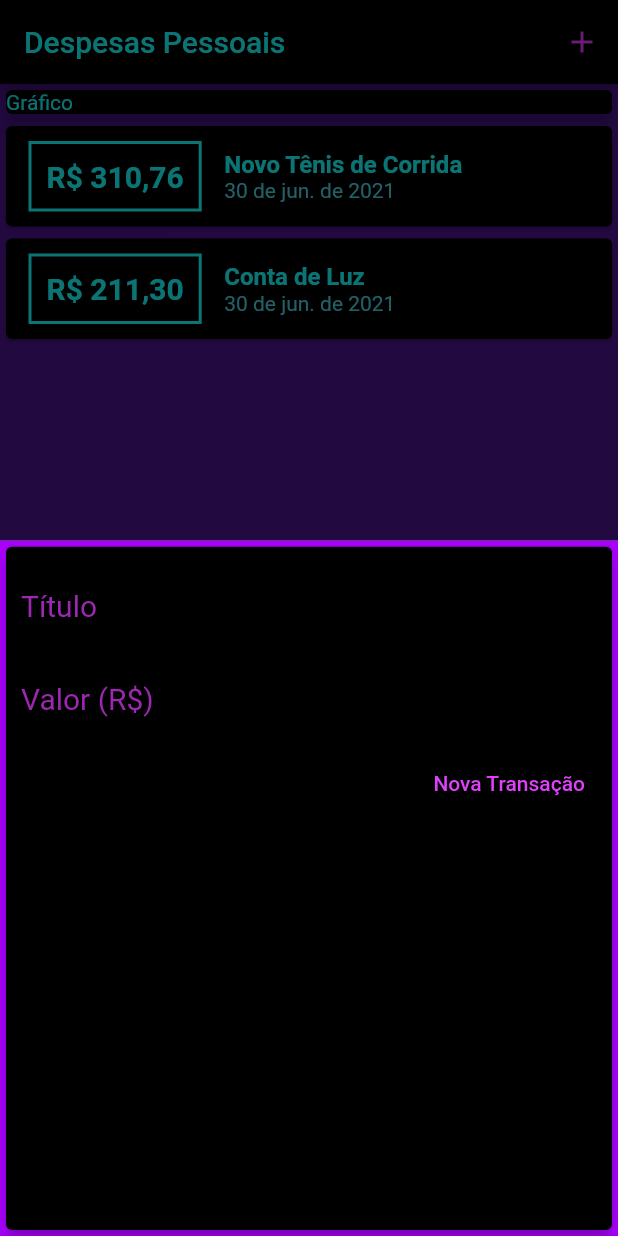
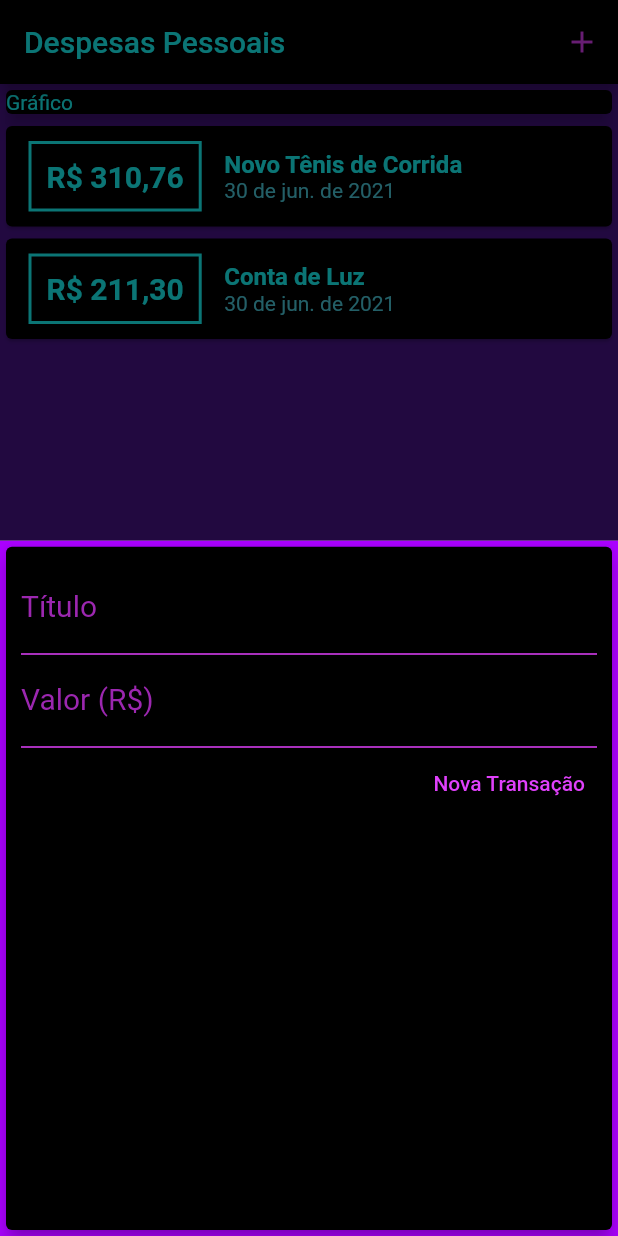
Before and after one commit to oscarbfs/Expenses_app, a Flutter app: the screen it shows after launch, after a tap on the "add" icon, on a phone screen of 412 x 824 dp. Run offline on Flutter 3.47's test engine with Material 2 defaults, Android fonts, the phone set to English and light mode, and no system bars.

Commit message:
Estilo com Theme

```diff
--- a/lib/components/transaction_form.dart
+++ b/lib/components/transaction_form.dart
@@ -43,6 +43,9 @@ class _TransactionFormState extends State<TransactionForm> {
                 decoration: InputDecoration(
                   labelText: 'Título',
                   labelStyle: TextStyle(color: Colors.purple, fontSize: 20),
+                  enabledBorder: new UnderlineInputBorder(
+                    borderSide: new BorderSide(color: Colors.purpleAccent),
+                  ),
                   focusedBorder: UnderlineInputBorder(
                     borderSide: BorderSide(color: Colors.purpleAccent),
                   ),
@@ -56,6 +59,8 @@ class _TransactionFormState extends State<TransactionForm> {
                 decoration: InputDecoration(
                   labelText: 'Valor (R\$)',
                   labelStyle: TextStyle(color: Colors.purple, fontSize: 20),
+                  enabledBorder: new UnderlineInputBorder(
+                      borderSide: new BorderSide(color: Colors.purpleAccent)),
                   focusedBorder: UnderlineInputBorder(
                     borderSide: BorderSide(color: Colors.purpleAccent),
                   ),
--- a/lib/main.dart
+++ b/lib/main.dart
@@ -12,6 +12,10 @@ class Expenses extends StatelessWidget {
   Widget build(BuildContext context) {
     return MaterialApp(
       home: MyHomePage(),
+      theme: ThemeData(
+        primaryColor: Colors.black,
+        buttonColor: Colors.purpleAccent,
+      ),
     );
   }
 }
@@ -65,13 +69,12 @@ class _MyHomePageState extends State<MyHomePage> {
   Widget build(BuildContext context) {
     return Scaffold(
       appBar: AppBar(
-        backgroundColor: Colors.black,
         title: Text('Despesas Pessoais',
             style: TextStyle(color: Colors.cyanAccent)),
         actions: [
           IconButton(
             icon: Icon(Icons.add),
-            color: Colors.purpleAccent,
+            color: Theme.of(context).buttonColor,
             onPressed: () => _openTransactionFormModal(context),
           ),
         ],
@@ -85,7 +88,7 @@ class _MyHomePageState extends State<MyHomePage> {
             children: <Widget>[
               Container(
                 child: Card(
-                  color: Colors.black,
+                  color: Theme.of(context).primaryColor,
                   child: Text(
                     'Gráfico',
                     style: TextStyle(color: Colors.cyanAccent),
@@ -100,8 +103,8 @@ class _MyHomePageState extends State<MyHomePage> {
       ),
       floatingActionButton: FloatingActionButton(
         child: Icon(Icons.add),
-        backgroundColor: Colors.black,
-        foregroundColor: Colors.purpleAccent,
+        backgroundColor: Theme.of(context).primaryColor,
+        foregroundColor: Theme.of(context).buttonColor,
         onPressed: () => _openTransactionFormModal(context),
       ),
       floatingActionButtonLocation: FloatingActionButtonLocation.centerFloat,
```
